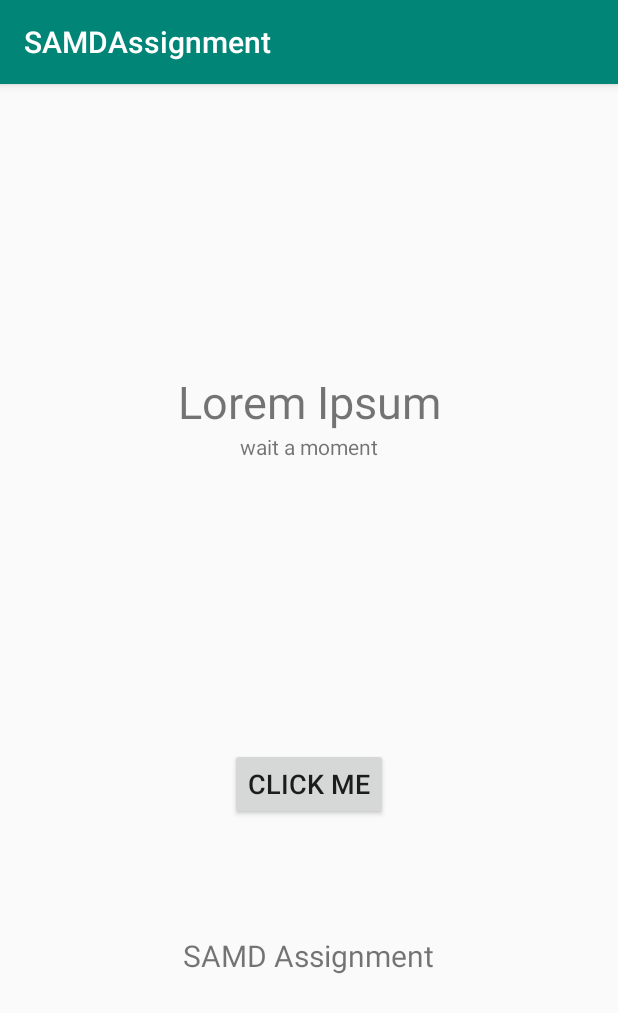
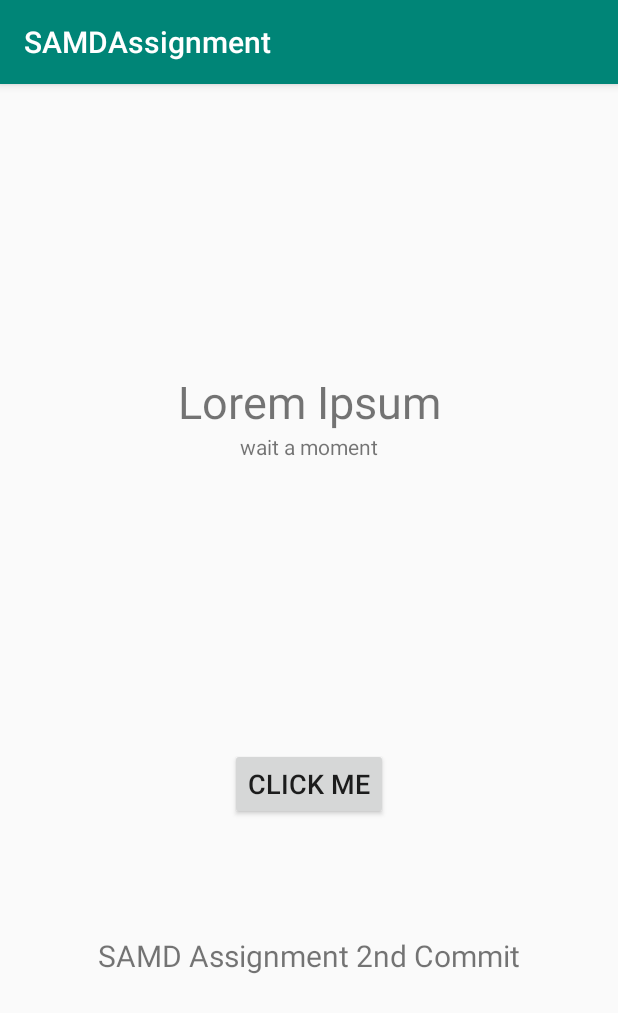
Before and after one commit to hamzar97/SAMDAssign, an Android app: the screen it shows after launch (MainActivity), on a phone screen of 412 x 824 dp. Shown: the top 1013 px of the screen. Run offline under Robolectric (Android 15) with nearby library versions, the phone set to English and light mode, and no system bars.

Commit message:
Assignment 2nd Commit

```diff
--- a/app/src/main/java/com/example/samdassignment/MainActivity.java
+++ b/app/src/main/java/com/example/samdassignment/MainActivity.java
@@ -15,7 +15,7 @@ public class MainActivity extends AppCompatActivity {
         @Override
         public void handleMessage(Message msg) {
             TextView labelText = (TextView) findViewById(R.id.labelText);
-            labelText.setText("Hello World!");
+            labelText.setText("Hello World! 2nd Commit");
         }
     };
 
--- a/app/src/main/res/layout/activity_main.xml
+++ b/app/src/main/res/layout/activity_main.xml
@@ -57,7 +57,7 @@
        <TextView
            android:layout_width="wrap_content"
            android:layout_height="wrap_content"
-           android:text="SAMD Assignment"
+           android:text="SAMD Assignment 2nd Commit"
            android:textSize="20sp"
            android:layout_gravity="center"
            />
```
